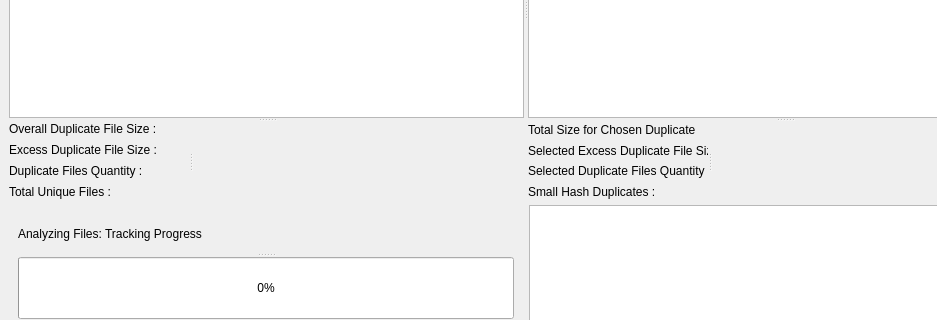
Before: the Qt Designer form UI/user_interface.ui in Si-ris-B/Duplicate-File-Checker, drawn with Qt 5; both pictures show x 0 to 937 and y 256 to 576 of the 1051 by 834 pixel window.
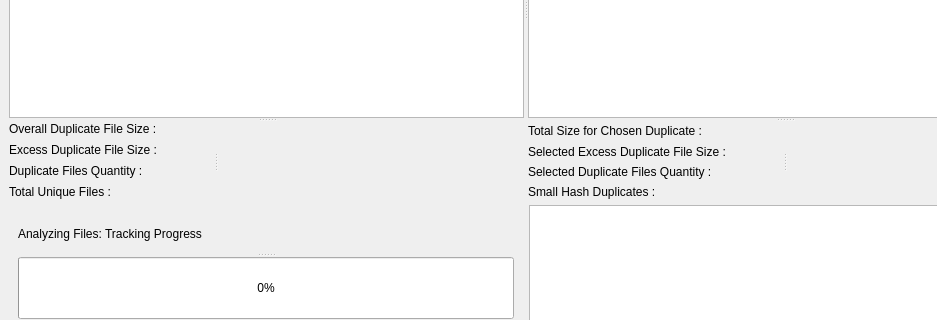
After: the same form once the commit is applied.

Commit message: Fix label size for proper display

```diff
--- a/UI/user_interface.ui
+++ b/UI/user_interface.ui
@@ -125,9 +125,15 @@
           </property>
           <item>
            <widget class="QLabel" name="label">
+            <property name="sizePolicy">
+             <sizepolicy hsizetype="Expanding" vsizetype="Preferred">
+              <horstretch>0</horstretch>
+              <verstretch>0</verstretch>
+             </sizepolicy>
+            </property>
             <property name="maximumSize">
              <size>
-              <width>180</width>
+              <width>205</width>
               <height>16777215</height>
              </size>
             </property>
@@ -140,7 +146,7 @@
            <widget class="QLabel" name="label_4">
             <property name="maximumSize">
              <size>
-              <width>180</width>
+              <width>205</width>
               <height>16777215</height>
              </size>
             </property>
@@ -153,7 +159,7 @@
            <widget class="QLabel" name="label_2">
             <property name="maximumSize">
              <size>
-              <width>180</width>
+              <width>205</width>
               <height>16777215</height>
              </size>
             </property>
@@ -166,7 +172,7 @@
            <widget class="QLabel" name="label_3">
             <property name="maximumSize">
              <size>
-              <width>180</width>
+              <width>205</width>
               <height>16777215</height>
              </size>
             </property>
@@ -237,22 +243,34 @@
           </property>
           <item>
            <widget class="QLabel" name="label_5">
+            <property name="sizePolicy">
+             <sizepolicy hsizetype="Expanding" vsizetype="Expanding">
+              <horstretch>0</horstretch>
+              <verstretch>0</verstretch>
+             </sizepolicy>
+            </property>
             <property name="maximumSize">
              <size>
-              <width>180</width>
+              <width>222</width>
               <height>16777215</height>
              </size>
             </property>
             <property name="text">
-             <string>Total Size for Chosen Duplicate</string>
+             <string>Total Size for Chosen Duplicate : </string>
             </property>
            </widget>
           </item>
           <item>
            <widget class="QLabel" name="label_6">
+            <property name="sizePolicy">
+             <sizepolicy hsizetype="Expanding" vsizetype="Preferred">
+              <horstretch>0</horstretch>
+              <verstretch>0</verstretch>
+             </sizepolicy>
+            </property>
             <property name="maximumSize">
              <size>
-              <width>180</width>
+              <width>255</width>
               <height>16777215</height>
              </size>
             </property>
@@ -263,9 +281,15 @@
           </item>
           <item>
            <widget class="QLabel" name="label_7">
+            <property name="sizePolicy">
+             <sizepolicy hsizetype="Expanding" vsizetype="Preferred">
+              <horstretch>0</horstretch>
+              <verstretch>0</verstretch>
+             </sizepolicy>
+            </property>
             <property name="maximumSize">
              <size>
-              <width>180</width>
+              <width>240</width>
               <height>16777215</height>
              </size>
             </property>
```
Left out of the diff: 148 changed lines with no effect on the pictures.
